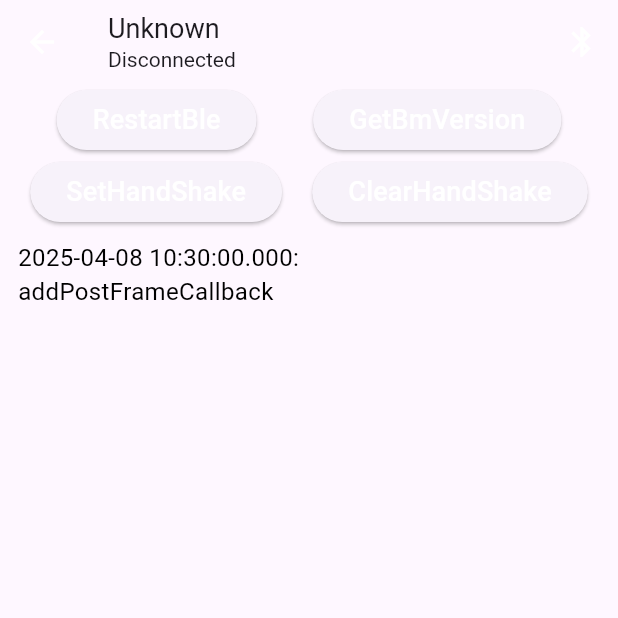
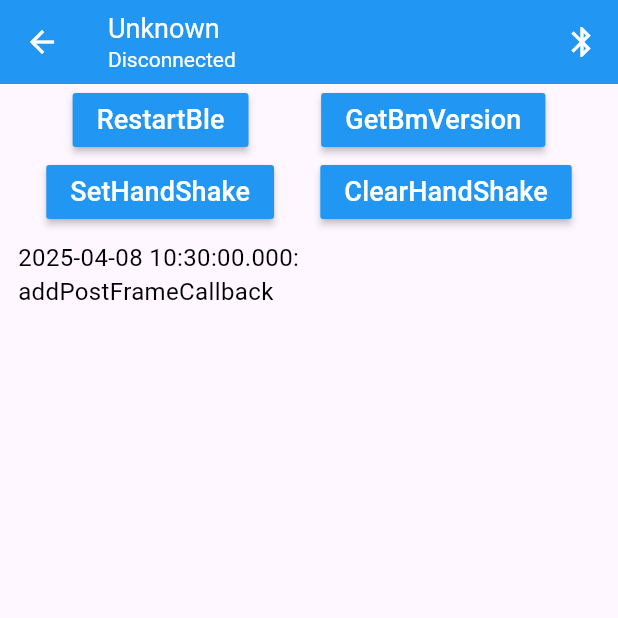
Before and after one commit to elinkthings/AiLinkSecretFlutter, a Flutter app: the ConnectDevicePage screen opened by its route, on a phone screen of 412 x 824 dp, the top half of it. Run offline on Flutter 3.47's test engine with Material 3 defaults, Android fonts, the phone set to English and light mode, and no system bars; our stand-ins replace flutter_blue_plus, plugin_platform_interface.

Commit message:
feat: Updated AGP and instance optimizations.

```diff
--- /dev/null
+++ b/example/lib/model/connect_device_model.dart
@@ -0,0 +1,12 @@
+import 'package:ailink/model/elink_ble_data.dart';
+import 'package:flutter_blue_plus/flutter_blue_plus.dart';
+
+class ConnectDeviceModel {
+  final BluetoothDevice device;
+  final ElinkBleData bleData;
+
+  ConnectDeviceModel({
+    required this.device,
+    required this.bleData,
+  });
+}
--- a/example/lib/pages/page_connect_device.dart
+++ b/example/lib/pages/page_connect_device.dart
@@ -3,12 +3,16 @@ import 'dart:typed_data';
 
 import 'package:ailink/ailink.dart';
 import 'package:ailink/impl/elink_common_data_parse_callback.dart';
+import 'package:ailink/model/elink_ble_data.dart';
 import 'package:ailink/utils/ble_common_util.dart';
 import 'package:ailink/utils/common_extensions.dart';
+import 'package:ailink/utils/elink_broadcast_data_utils.dart';
 import 'package:ailink/utils/elink_cmd_utils.dart';
 import 'package:ailink/utils/elink_common_cmd_utils.dart';
 import 'package:ailink/utils/elink_common_data_parse_utils.dart';
+import 'package:ailink_example/model/connect_device_model.dart';
 import 'package:ailink_example/utils/extensions.dart';
+import 'package:ailink_example/utils/log_utils.dart';
 import 'package:ailink_example/widgets/widget_ble_state.dart';
 import 'package:ailink_example/widgets/widget_operate_btn.dart';
 import 'package:flutter/material.dart';
@@ -27,11 +31,14 @@ class _ConnectDevicePageState extends State<ConnectDevicePage> {
   final _ailinkPlugin = Ailink();
   final ScrollController _controller = ScrollController();
 
+  ElinkBleData? _bleData;
   BluetoothDevice? _bluetoothDevice;
   StreamSubscription<BluetoothConnectionState>? _connectionStateSubscription;
   StreamSubscription<List<int>>? _onReceiveDataSubscription;
+  StreamSubscription<List<int>>? _onReceiveA7DataSubscription;
 
   BluetoothCharacteristic? _dataA6Characteristic;
+  BluetoothCharacteristic? _dataA7Characteristic;
   late ElinkCommonDataParseUtils _elinkCommonDataParseUtils;
 
   @override
@@ -40,7 +47,9 @@ class _ConnectDevicePageState extends State<ConnectDevicePage> {
     // _addLog('initState');
     WidgetsBinding.instance.addPostFrameCallback((_) {
       _addLog('addPostFrameCallback');
-      _bluetoothDevice = ModalRoute.of(context)?.settings.arguments as BluetoothDevice;
+      final deviceModel = ModalRoute.of(context)?.settings.arguments as ConnectDeviceModel;
+      _bluetoothDevice = deviceModel.device;
+      _bleData = deviceModel.bleData;
       _connectionStateSubscription = _bluetoothDevice?.connectionState.listen((state) {
         if (state.isConnected) {
           _addLog('Connected');
@@ -54,6 +63,7 @@ class _ConnectDevicePageState extends State<ConnectDevicePage> {
           });
         } else {
           _dataA6Characteristic = null;
+          _dataA7Characteristic = null;
           _addLog('Disconnected: code(${_bluetoothDevice?.disconnectReason?.code}), desc(${_bluetoothDevice?.disconnectReason?.description})');
         }
       });
@@ -70,12 +80,14 @@ class _ConnectDevicePageState extends State<ConnectDevicePage> {
   Widget build(BuildContext context) {
     return Scaffold(
       appBar: AppBar(
+        backgroundColor: Colors.blue,
+        centerTitle: false,
         title: Column(
           crossAxisAlignment: CrossAxisAlignment.start,
           children: [
             Text(
               _bluetoothDevice?.advName ?? 'Unknown',
-              style: const TextStyle(fontSize: 18),
+              style: const TextStyle(fontSize: 18, color: Colors.white),
             ),
             StreamBuilder<BluetoothConnectionState>(
               initialData: BluetoothConnectionState.disconnected,
@@ -85,7 +97,7 @@ class _ConnectDevicePageState extends State<ConnectDevicePage> {
                     snapshot.data ?? BluetoothConnectionState.disconnected;
                 return Text(
                   state.isConnected ? 'Connected' : 'Disconnected',
-                  style: const TextStyle(fontSize: 14),
+                  style: const TextStyle(fontSize: 14, color: Colors.white),
                 );
               },
             )
@@ -202,10 +214,19 @@ class _ConnectDevicePageState extends State<ConnectDevicePage> {
             }
             _elinkCommonDataParseUtils.parseElinkCommonData(data);
           });
-
           _dataA6Characteristic = characteristic;
-          // await _restartBleModule(characteristic);
+          await _setHandShake(characteristic);
+        } else if (characteristic.uuid.str.equal(ElinkBleCommonUtils.elinkNotifyUuid)) {
+          _onReceiveA7DataSubscription = characteristic.onValueReceived.listen((data) async {
+            final checked = ElinkCmdUtils.checkElinkCmdSum(data);
+            final cid = data.sublist(1, 3);
+            final mac = _bleData?.macArr ?? [];
+            final decrypted = await Ailink().mcuDecrypt(Uint8List.fromList(mac), Uint8List.fromList(data));
+            _addLog('OnValueReceived [${characteristic.uuid.str}]: ${data.toHex()}, decrypted: ${decrypted.toHex()}, cid: ${cid.toHex()}, mac: ${ElinkBroadcastDataUtils.littleBytes2MacStr(mac)}, checked: $checked');
+          });
         }
+      } else if (characteristic.uuid.str.equal(ElinkBleCommonUtils.elinkWriteUuid)) {
+        _dataA7Characteristic = characteristic;
       }
     }
   }
@@ -263,6 +284,7 @@ class _ConnectDevicePageState extends State<ConnectDevicePage> {
     _dataA6Characteristic = null;
     _onReceiveDataSubscription?.cancel();
     _connectionStateSubscription?.cancel();
+    _onReceiveA7DataSubscription?.cancel();
     _controller.dispose();
     super.dispose();
   }
--- a/example/lib/widgets/widget_operate_btn.dart
+++ b/example/lib/widgets/widget_operate_btn.dart
@@ -12,7 +12,8 @@ class OperateBtnWidget extends StatelessWidget {
 
   @override
   Widget build(BuildContext context) {
-    return ElevatedButton(
+    return MaterialButton(
+      color: Colors.blue,
       onPressed: onPressed,
       child: Text(
         title,
--- a/example/pubspec.yaml
+++ b/example/pubspec.yaml
@@ -28,7 +28,7 @@ dependencies:
   # The following adds the Cupertino Icons font to your application.
   # Use with the CupertinoIcons class for iOS style icons.
   cupertino_icons: ^1.0.2
-  flutter_blue_plus: ^1.31.4
+  flutter_blue_plus: ^1.34.5
 
 dev_dependencies:
   integration_test:
```
Also changed, not shown: example/lib/pages/page_home.dart (+10 -8 lines), example/pubspec.lock, 9 other files.
